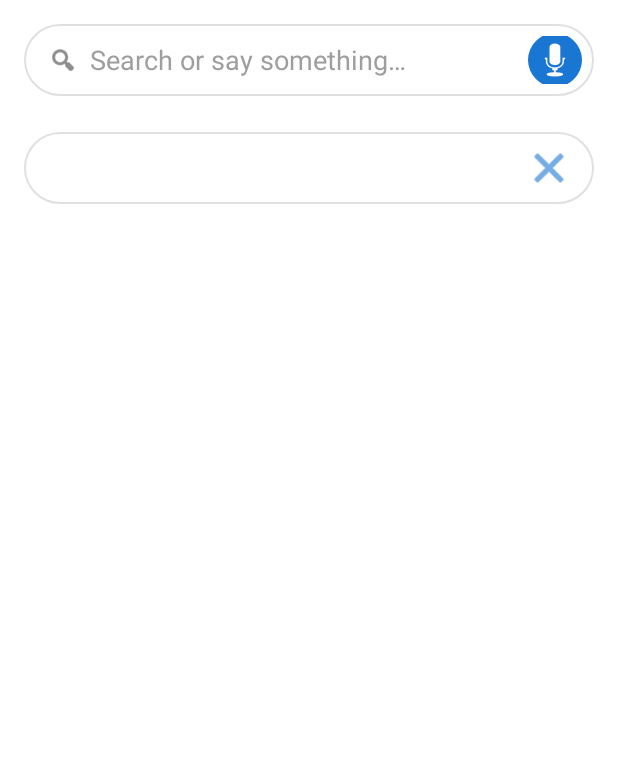
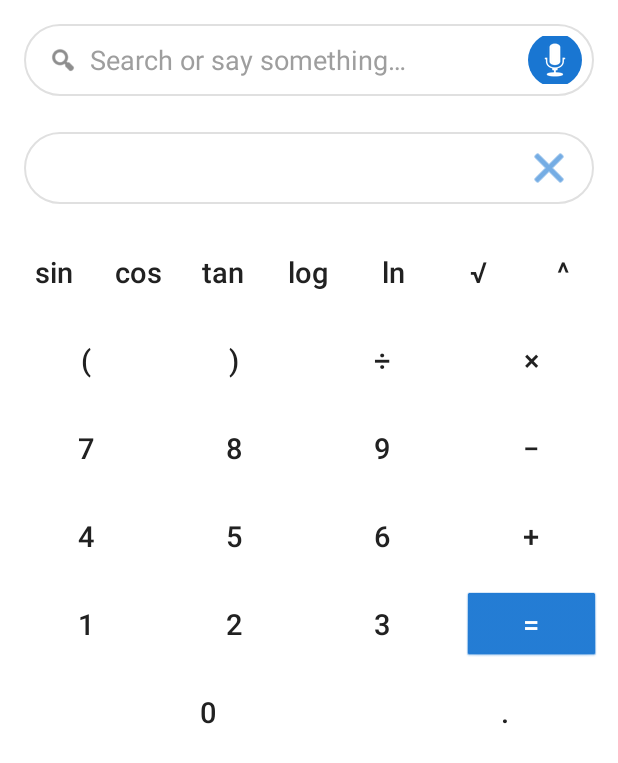
Before and after one commit to akshayabduk/smartcalc-voice-171, an Android app: the screen it shows after launch (MainActivity), on a phone screen of 412 x 824 dp. Shown: the top 763 px of the screen. Run offline under Robolectric (Android 15) with nearby library versions, the phone set to English and light mode, and no system bars; libraries missing offline, so code that uses them is left out: org.apache.commons; 1 statement that could not run was skipped.

Commit message:
CheckPoint - cgf54a0cf2

```diff
--- a/kotlin_frontend/app/src/main/kotlin/org/example/app/MainActivity.kt
+++ b/kotlin_frontend/app/src/main/kotlin/org/example/app/MainActivity.kt
@@ -13,6 +13,7 @@ import android.text.TextWatcher
 import android.widget.TextView
 import android.widget.ImageButton
 import android.widget.LinearLayout
+import android.widget.Button
 
 class MainActivity : Activity() {
 
@@ -22,19 +23,18 @@ class MainActivity : Activity() {
     private lateinit var btnClearExpression: ImageButton
 
     private var currentExpression: String = ""
-
     override fun onCreate(savedInstanceState: Bundle?) {
         super.onCreate(savedInstanceState)
         setContentView(R.layout.activity_main)
 
-        val textView = findViewById(R.id.textView) as TextView
+        val textView = findViewById<TextView>(R.id.textView)
         textView.text = buildMessage()
 
         // Initialize VoiceSearchBar and connect to this Activity
         voiceSearchBar = findViewById(R.id.voiceSearchBar)
         voiceSearchBar.setHostActivity(this)
 
-        // Setup the input/expression row and clear button
+        // Setup input/expression row and clear button
         inputExpressionRow = findViewById(R.id.inputExpressionRow)
         tvCurrentExpression = findViewById(R.id.tvCurrentExpression)
         btnClearExpression = findViewById(R.id.btnClearExpression)
@@ -55,15 +55,69 @@ class MainActivity : Activity() {
             voiceSearchBar.setQuery("")
             updateCurrentExpression("")
         }
+
+        // --- CALCULATOR KEYPAD LOGIC: wire up all keys to update input ---
+        wireCalculatorKeypad()
     }
 
     private fun updateCurrentExpression(expression: String) {
         currentExpression = expression
         tvCurrentExpression.text = expression
         // Optionally, you could hide the row or clear button when empty for more minimal effect
-        // Example:
         // inputExpressionRow.visibility = if (expression.isBlank()) View.GONE else View.VISIBLE
         // btnClearExpression.visibility = if (expression.isBlank()) View.INVISIBLE else View.VISIBLE
+    }
+
+    /**
+     * PUBLIC_INTERFACE
+     * Adds listeners to calculator keypad buttons so that tapping a button appends the symbol to the input.
+     */
+    private fun wireCalculatorKeypad() {
+        // Helper to append symbol to the input bar
+        fun appendToInput(symbol: String) {
+            val orig = voiceSearchBar.getQuery()
+            // If equals (=), no-op (calculation logic will be added later)
+            if (symbol == "=") return
+            val newExpr = orig + symbol
+            voiceSearchBar.setQuery(newExpr)
+            // updateCurrentExpression(newExpr) // voiceSearchBar will trigger update through listener!
+        }
+
+        // Button ID to symbol mapping
+        val buttonMap = listOf(
+            Pair(R.id.btn0, "0"),
+            Pair(R.id.btn1, "1"),
+            Pair(R.id.btn2, "2"),
+            Pair(R.id.btn3, "3"),
+            Pair(R.id.btn4, "4"),
+            Pair(R.id.btn5, "5"),
+            Pair(R.id.btn6, "6"),
+            Pair(R.id.btn7, "7"),
+            Pair(R.id.btn8, "8"),
+            Pair(R.id.btn9, "9"),
+            Pair(R.id.btnDot, "."),
+            Pair(R.id.btnPlus, "+"),
+            Pair(R.id.btnMinus, "-"),
+            Pair(R.id.btnMultiply, "×"),
+            Pair(R.id.btnDivide, "÷"),
+            Pair(R.id.btnLParen, "("),
+            Pair(R.id.btnRParen, ")"),
+            Pair(R.id.btnSin, "sin("),
+            Pair(R.id.btnCos, "cos("),
+            Pair(R.id.btnTan, "tan("),
+            Pair(R.id.btnLog, "log("),
+            Pair(R.id.btnLn, "ln("),
+            Pair(R.id.btnSqrt, "√("),
+            Pair(R.id.btnPower, "^"),
+            Pair(R.id.btnEquals, "=") // special: calculation not implemented yet
+        )
+
+        for ((id, symbol) in buttonMap) {
+            val btn = findViewById<Button>(id)
+            btn?.setOnClickListener {
+                appendToInput(symbol)
+            }
+        }
     }
 
     override fun onActivityResult(requestCode: Int, resultCode: Int, data: Intent?) {
--- a/kotlin_frontend/app/src/main/res/layout/activity_main.xml
+++ b/kotlin_frontend/app/src/main/res/layout/activity_main.xml
@@ -48,6 +48,19 @@
             android:layout_marginEnd="4dp"/>
     </LinearLayout>
 
+    <LinearLayout
+        android:id="@+id/layoutCalculatorKeypadContainer"
+        android:layout_width="match_parent"
+        android:layout_height="wrap_content"
+        android:layout_below="@id/inputExpressionRow"
+        android:layout_marginTop="8dp"
+        android:orientation="vertical">
+        <include
+            layout="@layout/view_calculator_keypad"
+            android:id="@+id/calculatorKeypad"
+        />
+    </LinearLayout>
+
     <TextView
         android:id="@+id/textView"
         android:layout_width="wrap_content"
--- /dev/null
+++ b/kotlin_frontend/app/src/main/res/layout/view_calculator_keypad.xml
@@ -0,0 +1,114 @@
+<?xml version="1.0" encoding="utf-8"?>
+<LinearLayout
+    xmlns:android="http://schemas.android.com/apk/res/android"
+    android:id="@+id/calculatorKeypadRoot"
+    android:layout_width="match_parent"
+    android:layout_height="wrap_content"
+    android:orientation="vertical"
+    android:background="@color/surface"
+    android:paddingTop="12dp"
+    android:paddingBottom="12dp"
+    android:paddingStart="8dp"
+    android:paddingEnd="8dp"
+    android:gravity="bottom|center_horizontal">
+
+    <!-- Scientific row -->
+    <LinearLayout
+        android:layout_width="match_parent"
+        android:layout_height="wrap_content"
+        android:gravity="center"
+        android:orientation="horizontal"
+        android:layout_marginBottom="4dp">
+
+        <Button
+            style="@style/CalcKey"
+            android:id="@+id/btnSin"
+            android:text="sin"/>
+        <Button
+            style="@style/CalcKey"
+            android:id="@+id/btnCos"
+            android:text="cos"/>
+        <Button
+            style="@style/CalcKey"
+            android:id="@+id/btnTan"
+            android:text="tan"/>
+        <Button
+            style="@style/CalcKey"
+            android:id="@+id/btnLog"
+            android:text="log"/>
+        <Button
+            style="@style/CalcKey"
+            android:id="@+id/btnLn"
+            android:text="ln"/>
+        <Button
+            style="@style/CalcKey"
+            android:id="@+id/btnSqrt"
+            android:text="√"/>
+        <Button
+            style="@style/CalcKey"
+            android:id="@+id/btnPower"
+            android:text="^"/>
+    </LinearLayout>
+
+    <!-- Row: ( ) ÷ × -->
+    <LinearLayout
+        android:layout_width="match_parent"
+        android:layout_height="wrap_content"
+        android:gravity="center"
+        android:orientation="horizontal"
+        android:layout_marginBottom="4dp">
+        <Button style="@style/CalcKey" android:id="@+id/btnLParen" android:text="("/>
+        <Button style="@style/CalcKey" android:id="@+id/btnRParen" android:text=")"/>
+        <Button style="@style/CalcKey" android:id="@+id/btnDivide" android:text="÷"/>
+        <Button style="@style/CalcKey" android:id="@+id/btnMultiply" android:text="×"/>
+    </LinearLayout>
+
+    <!-- Row: 7 8 9 - -->
+    <LinearLayout
+        android:layout_width="match_parent"
+        android:layout_height="wrap_content"
+        android:gravity="center"
+        android:orientation="horizontal"
+        android:layout_marginBottom="4dp">
+        <Button style="@style/CalcKey" android:id="@+id/btn7" android:text="7"/>
+        <Button style="@style/CalcKey" android:id="@+id/btn8" android:text="8"/>
+        <Button style="@style/CalcKey" android:id="@+id/btn9" android:text="9"/>
+        <Button style="@style/CalcKey" android:id="@+id/btnMinus" android:text="−"/>
+    </LinearLayout>
+
+    <!-- Row: 4 5 6 + -->
+    <LinearLayout
+        android:layout_width="match_parent"
+        android:layout_height="wrap_content"
+        android:gravity="center"
+        android:orientation="horizontal"
+        android:layout_marginBottom="4dp">
+        <Button style="@style/CalcKey" android:id="@+id/btn4" android:text="4"/>
+        <Button style="@style/CalcKey" android:id="@+id/btn5" android:text="5"/>
+        <Button style="@style/CalcKey" android:id="@+id/btn6" android:text="6"/>
+        <Button style="@style/CalcKey" android:id="@+id/btnPlus" android:text="+"/>
+    </LinearLayout>
+
+    <!-- Row: 1 2 3 = -->
+    <LinearLayout
+        android:layout_width="match_parent"
+        android:layout_height="wrap_content"
+        android:gravity="center"
+        android:orientation="horizontal"
+        android:layout_marginBottom="4dp">
+        <Button style="@style/CalcKey" android:id="@+id/btn1" android:text="1"/>
+        <Button style="@style/CalcKey" android:id="@+id/btn2" android:text="2"/>
+        <Button style="@style/CalcKey" android:id="@+id/btn3" android:text="3"/>
+        <Button style="@style/CalcKeyPrimary" android:id="@+id/btnEquals" android:text="="/>
+    </LinearLayout>
+
+    <!-- Row: 0 . -->
+    <LinearLayout
+        android:layout_width="match_parent"
+        android:layout_height="wrap_content"
+        android:gravity="center"
+        android:orientation="horizontal">
+        <Button style="@style/CalcKeyWide" android:id="@+id/btn0" android:text="0"/>
+        <Button style="@style/CalcKey" android:id="@+id/btnDot" android:text="."/>
+    </LinearLayout>
+</LinearLayout>
--- a/kotlin_frontend/app/src/main/res/values/styles.xml
+++ b/kotlin_frontend/app/src/main/res/values/styles.xml
@@ -6,4 +6,31 @@
         <item name="android:textColorPrimary">@color/onSurface</item>
         <item name="android:windowBackground">@color/surface</item>
     </style>
+    <!-- Calculator button styles -->
+    <style name="CalcKey" parent="@android:style/Widget.Button">
+        <item name="android:layout_width">0dp</item>
+        <item name="android:layout_height">48dp</item>
+        <item name="android:layout_weight">1</item>
+        <item name="android:backgroundTint">@color/surface</item>
+        <item name="android:textColor">@color/onSurface</item>
+        <item name="android:textSize">19sp</item>
+        <item name="android:fontFamily">sans-serif-medium</item>
+        <item name="android:stateListAnimator">@null</item>
+        <item name="android:background">@android:drawable/btn_default</item>
+        <item name="android:layout_margin">3dp</item>
+        <item name="android:minWidth">48dp</item>
+        <item name="android:minHeight">48dp</item>
+        <item name="android:elevation">0dp</item>
+        <item name="android:paddingLeft">0dp</item>
+        <item name="android:paddingRight">0dp</item>
+    </style>
+
+    <style name="CalcKeyPrimary" parent="CalcKey">
+        <item name="android:backgroundTint">@color/colorPrimary</item>
+        <item name="android:textColor">@android:color/white</item>
+    </style>
+
+    <style name="CalcKeyWide" parent="CalcKey">
+        <item name="android:layout_weight">2</item>
+    </style>
 </resources>
```
Also changed, not shown: 6 other files.
